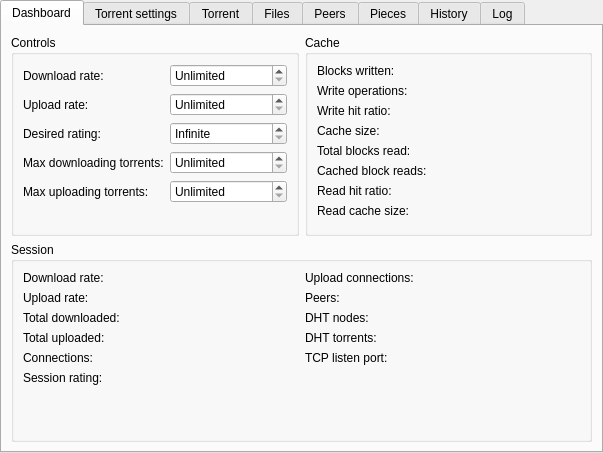
Before: the Qt Designer form src/plugins/torrent/tabwidget.ui in 0xd34df00d/leechcraft, drawn with Qt 5.
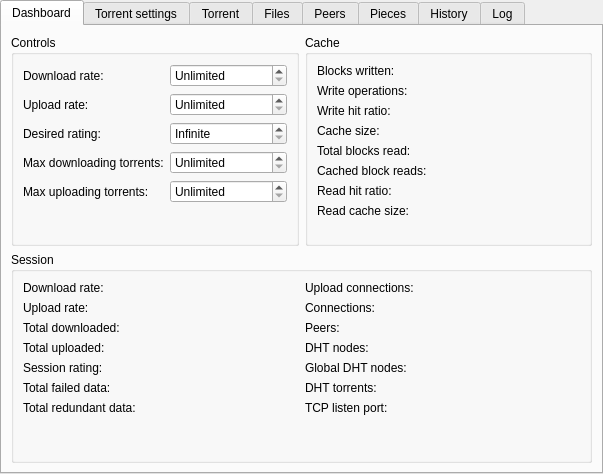
After: the same form once the commit is applied. Custom widgets are drawn as their Qt base class.

The edit to the form file:
```diff
--- a/src/plugins/torrent/tabwidget.ui
+++ b/src/plugins/torrent/tabwidget.ui
@@ -7,7 +7,7 @@
     <x>0</x>
     <y>0</y>
     <width>603</width>
-    <height>453</height>
+    <height>474</height>
    </rect>
   </property>
   <property name="tabPosition" >
@@ -28,7 +28,7 @@
      <x>0</x>
      <y>0</y>
      <width>599</width>
-     <height>426</height>
+     <height>446</height>
     </rect>
    </property>
    <attribute name="title" >
@@ -352,33 +352,47 @@
           </widget>
          </item>
          <item row="4" column="0" >
-          <widget class="QLabel" name="label_26" >
-           <property name="text" >
-            <string>Connections:</string>
-           </property>
-          </widget>
-         </item>
-         <item row="4" column="1" >
-          <widget class="QLabel" name="LabelTotalConnections_" >
-           <property name="text" >
-            <string/>
-           </property>
-          </widget>
-         </item>
-         <item row="5" column="0" >
           <widget class="QLabel" name="label_18" >
            <property name="text" >
             <string>Session rating:</string>
            </property>
           </widget>
          </item>
-         <item row="5" column="1" >
+         <item row="4" column="1" >
           <widget class="QLabel" name="LabelSessionRating_" >
            <property name="text" >
             <string/>
            </property>
           </widget>
          </item>
+         <item row="5" column="0" >
+          <widget class="QLabel" name="label_59" >
+           <property name="text" >
+            <string>Total failed data:</string>
+           </property>
+          </widget>
+         </item>
+         <item row="5" column="1" >
+          <widget class="QLabel" name="LabelTotalFailedData_" >
+           <property name="text" >
+            <string/>
+           </property>
+          </widget>
+         </item>
+         <item row="6" column="0" >
+          <widget class="QLabel" name="label_63" >
+           <property name="text" >
+            <string>Total redundant data:</string>
+           </property>
+          </widget>
+         </item>
+         <item row="6" column="1" >
+          <widget class="QLabel" name="LabelTotalRedundantData_" >
+           <property name="text" >
+            <string/>
+           </property>
+          </widget>
+         </item>
         </layout>
        </item>
        <item>
@@ -400,62 +414,90 @@
            </property>
           </widget>
          </item>
-         <item row="1" column="0" >
+         <item row="2" column="0" >
           <widget class="QLabel" name="label_28" >
            <property name="text" >
             <string>Peers:</string>
            </property>
           </widget>
          </item>
-         <item row="1" column="1" >
+         <item row="2" column="1" >
           <widget class="QLabel" name="LabelTotalPeers_" >
            <property name="text" >
             <string/>
            </property>
           </widget>
          </item>
-         <item row="2" column="0" >
+         <item row="3" column="0" >
           <widget class="QLabel" name="label_29" >
            <property name="text" >
             <string>DHT nodes:</string>
            </property>
           </widget>
          </item>
-         <item row="2" column="1" >
+         <item row="3" column="1" >
           <widget class="QLabel" name="LabelTotalDHTNodes_" >
            <property name="text" >
             <string/>
            </property>
           </widget>
          </item>
-         <item row="3" column="0" >
+         <item row="5" column="0" >
           <widget class="QLabel" name="label_30" >
            <property name="text" >
             <string>DHT torrents:</string>
            </property>
           </widget>
          </item>
-         <item row="3" column="1" >
+         <item row="5" column="1" >
           <widget class="QLabel" name="LabelDHTTorrents_" >
            <property name="text" >
             <string/>
            </property>
           </widget>
          </item>
-         <item row="4" column="0" >
+         <item row="6" column="0" >
           <widget class="QLabel" name="label_31" >
            <property name="text" >
             <string>TCP listen port:</string>
            </property>
           </widget>
          </item>
-         <item row="4" column="1" >
+         <item row="6" column="1" >
           <widget class="QLabel" name="LabelListenPort_" >
            <property name="text" >
             <string/>
            </property>
           </widget>
          </item>
+         <item row="4" column="0" >
+          <widget class="QLabel" name="label_53" >
+           <property name="text" >
+            <string>Global DHT nodes:</string>
+           </property>
+          </widget>
+         </item>
+         <item row="4" column="1" >
+          <widget class="QLabel" name="LabelGlobalDHTNodes_" >
+           <property name="text" >
+            <string/>
+           </property>
+          </widget>
+         </item>
+         <item row="1" column="0" >
+          <widget class="QLabel" name="label_26" >
+           <property name="text" >
+            <string>Connections:</string>
+           </property>
+          </widget>
+         </item>
+         <item row="1" column="1" >
+          <widget class="QLabel" name="LabelTotalConnections_" >
+           <property name="text" >
+            <string/>
+           </property>
+          </widget>
+         </item>
         </layout>
        </item>
       </layout>
```
Left out of the diff: 14 changed lines with no effect on the pictures.
